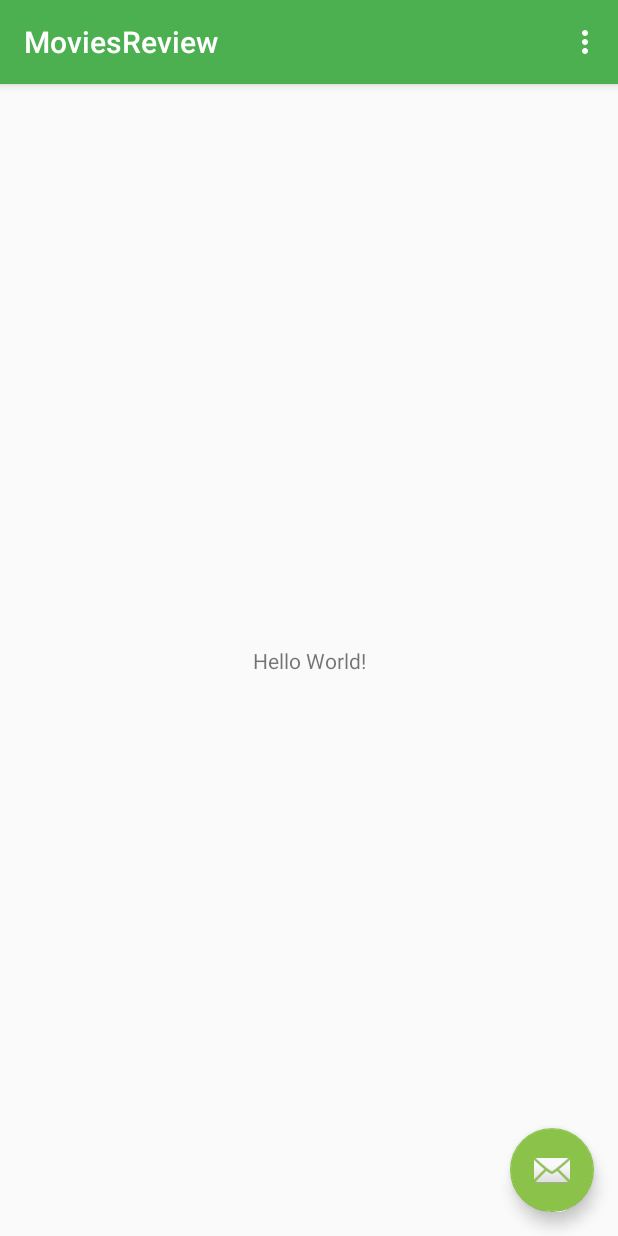
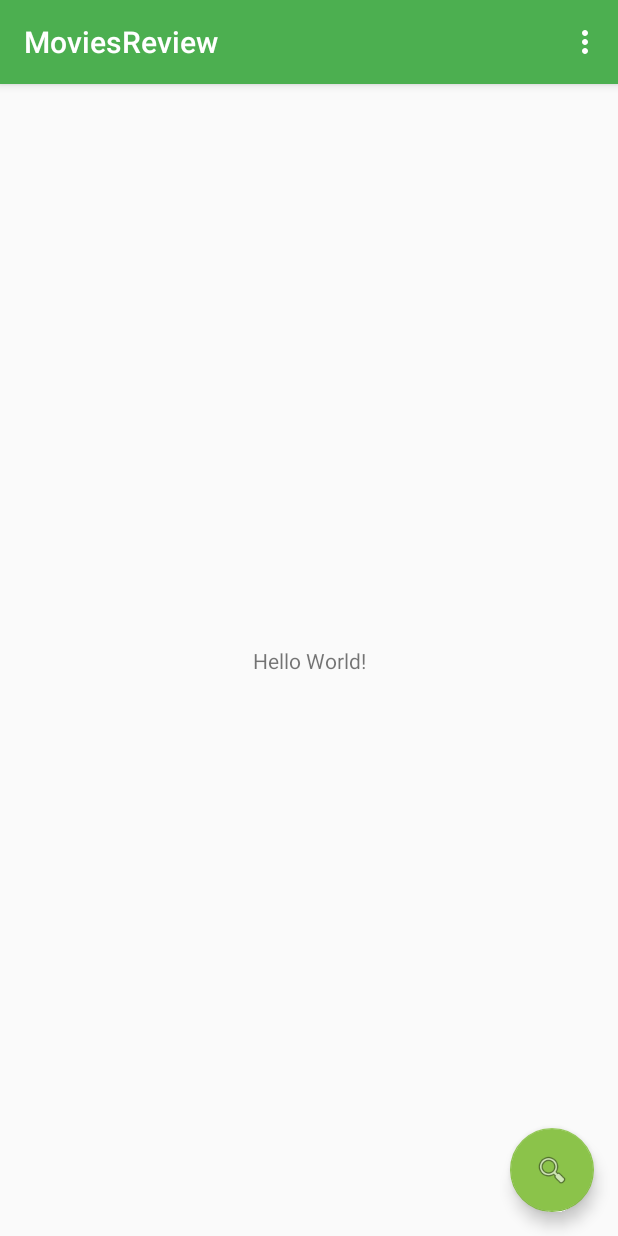
Before and after one commit to derrix060/MoviesReview, an Android app: the screen it shows after launch (MainActivity), on a phone screen of 412 x 824 dp. Run offline under Robolectric (Android 15) with nearby library versions, the phone set to English and light mode, and no system bars; 2 statements that could not run were skipped.

Commit message:
change FAB on main activity with talkback resource

```diff
--- a/app/src/main/res/layout/activity_main.xml
+++ b/app/src/main/res/layout/activity_main.xml
@@ -23,11 +23,13 @@
     <include layout="@layout/content_main" />
 
     <android.support.design.widget.FloatingActionButton
-        android:id="@+id/fab"
+        android:id="@+id/fab_search"
         android:layout_width="wrap_content"
         android:layout_height="wrap_content"
         android:layout_gravity="bottom|end"
         android:layout_margin="@dimen/fab_margin"
-        app:srcCompat="@android:drawable/ic_dialog_email" />
+        android:contentDescription="@string/seach_button_descr"
+        app:fabSize="normal"
+        app:srcCompat="@android:drawable/ic_menu_search" />
 
 </android.support.design.widget.CoordinatorLayout>
--- a/app/src/main/res/values/strings.xml
+++ b/app/src/main/res/values/strings.xml
@@ -1,4 +1,5 @@
 <resources>
     <string name="app_name">MoviesReview</string>
     <string name="action_settings">Settings</string>
+    <string name="seach_button_descr">Search the movie</string>
 </resources>
```
